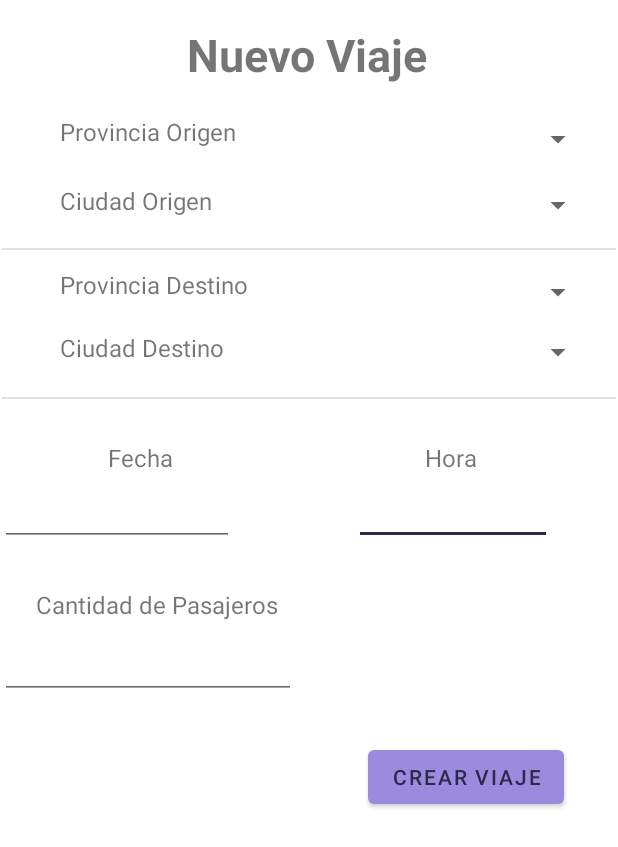
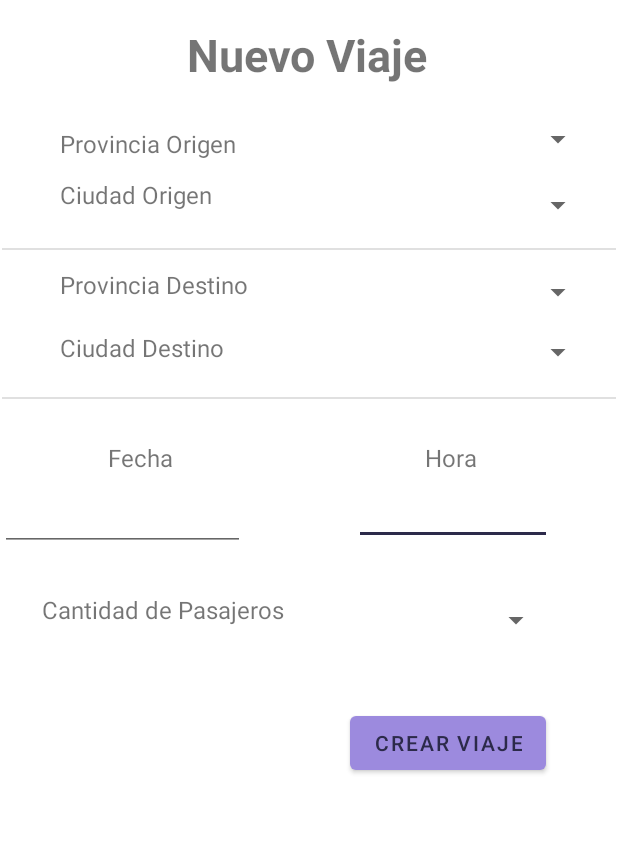
Before and after one commit to tobiolea97/carpooling, an Android app: the layout activity_crear_viaje.xml on its own in the app's theme, with its tools: preview values and no code run, on a phone screen of 412 x 824 dp. Shown: the top 847 px of the screen. Run offline under Robolectric (Android 15) with nearby library versions, the phone set to English and light mode, and no system bars.

Commit message:
1)Creacion Clase 'Viaje' 2)Alta nueva de viaje en BD

```diff
--- a/app/src/main/java/utn/frgp/edu/ar/carpooling/Registro.java
+++ b/app/src/main/java/utn/frgp/edu/ar/carpooling/Registro.java
@@ -91,8 +91,7 @@ public class Registro extends AppCompatActivity {
                         password.getText().toString(),
                         nombre.getText().toString(),
                         apellido.getText().toString(),
-                        LocalDate.parse("1996-11-15"),
-                        //LocalDate.of(anio,mes,dia)
+                        LocalDate.of(anio,mes,dia),
                         telefono.getText().toString(),
                         getIntent().getStringExtra("dni").toString(),
                         true
--- a/app/src/main/res/layout/activity_crear_viaje.xml
+++ b/app/src/main/res/layout/activity_crear_viaje.xml
@@ -5,6 +5,17 @@
     android:layout_width="match_parent"
     android:layout_height="match_parent"
     tools:context=".CrearViaje">
+
+    <Spinner
+        android:id="@+id/spCantPasajeros"
+        android:layout_width="131dp"
+        android:layout_height="36dp"
+        android:layout_marginTop="32dp"
+        android:layout_marginEnd="44dp"
+        android:gravity="center"
+        android:textAlignment="center"
+        app:layout_constraintEnd_toEndOf="parent"
+        app:layout_constraintTop_toBottomOf="@+id/edTextHora" />
 
     <TextView
         android:id="@+id/txtViewFechayHora2"
@@ -72,13 +83,12 @@
         android:id="@+id/btnCrearViaje"
         android:layout_width="wrap_content"
         android:layout_height="wrap_content"
-        android:layout_marginTop="28dp"
-        android:layout_marginEnd="36dp"
+        android:layout_marginTop="40dp"
+        android:layout_marginEnd="48dp"
+        android:onClick="onClickCrearViaje"
         android:text="@string/CrearViaje"
-        app:layout_constraintBottom_toBottomOf="parent"
         app:layout_constraintEnd_toEndOf="parent"
-        app:layout_constraintTop_toBottomOf="@+id/edTextCantPasajeros"
-        app:layout_constraintVertical_bias="0.0" />
+        app:layout_constraintTop_toBottomOf="@+id/spCantPasajeros" />
 
     <TextView
         android:id="@+id/txtViewCiudadDestino"
@@ -96,7 +106,7 @@
         android:layout_width="wrap_content"
         android:layout_height="wrap_content"
         android:layout_marginStart="40dp"
-        android:layout_marginTop="20dp"
+        android:layout_marginTop="28dp"
         android:text="@string/ProvinciaOrigen"
         android:textSize="16sp"
         app:layout_constraintStart_toStartOf="parent"
@@ -107,7 +117,7 @@
         android:layout_width="wrap_content"
         android:layout_height="wrap_content"
         android:layout_marginStart="40dp"
-        android:layout_marginTop="24dp"
+        android:layout_marginTop="12dp"
         android:text="@string/CiudadOrigen"
         android:textSize="16sp"
         app:layout_constraintStart_toStartOf="parent"
@@ -139,12 +149,12 @@
         android:id="@+id/txtViewCantPasajeros"
         android:layout_width="wrap_content"
         android:layout_height="wrap_content"
-        android:layout_marginStart="24dp"
+        android:layout_marginStart="28dp"
         android:layout_marginTop="28dp"
         android:text="@string/CantidadPasajeros"
         android:textSize="16sp"
         app:layout_constraintStart_toStartOf="parent"
-        app:layout_constraintTop_toBottomOf="@+id/editTextTextPersonName2" />
+        app:layout_constraintTop_toBottomOf="@+id/edTextFecha" />
 
     <View
         android:id="@+id/divider"
@@ -176,27 +186,20 @@
         android:inputType="time"
         app:layout_constraintEnd_toEndOf="parent"
         app:layout_constraintHorizontal_bias="1.0"
-        app:layout_constraintStart_toEndOf="@+id/editTextTextPersonName2"
+        app:layout_constraintStart_toEndOf="@+id/edTextFecha"
         app:layout_constraintTop_toBottomOf="@+id/divider2" />
 
     <EditText
-        android:id="@+id/edTextCantPasajeros"
-        android:layout_width="197dp"
-        android:layout_height="44dp"
-        android:layout_marginTop="8dp"
+        android:id="@+id/edTextFecha"
+        android:layout_width="163dp"
+        android:layout_height="45dp"
+        android:layout_marginTop="56dp"
+        android:editable="false"
         android:ems="10"
-        android:inputType="numberSigned"
-        app:layout_constraintTop_toBottomOf="@+id/txtViewCantPasajeros"
-        tools:layout_editor_absoluteX="24dp" />
-
-    <EditText
-        android:id="@+id/editTextTextPersonName2"
-        android:layout_width="156dp"
-        android:layout_height="42dp"
-        android:layout_marginTop="56dp"
-        android:ems="10"
-        android:inputType="textPersonName"
+        android:enabled="true"
+        android:inputType="date"
+        android:onClick="onClickFechaViaje"
         app:layout_constraintTop_toBottomOf="@+id/divider2"
-        tools:layout_editor_absoluteX="24dp" />
+        tools:layout_editor_absoluteX="30dp" />
 
 </androidx.constraintlayout.widget.ConstraintLayout>
```
Also changed, not shown: app/src/main/java/utn/frgp/edu/ar/carpooling/CrearViaje.java (+151 -4 lines), app/src/main/java/utn/frgp/edu/ar/carpooling/entities/Viaje.java (added, +125 -0 lines).
